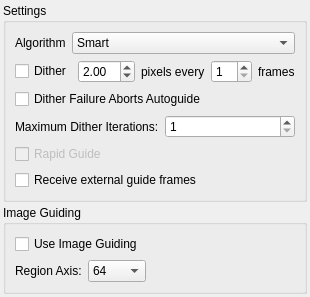
KDE/kstars, file kstars/ekos/guide/opsguide.ui: the form before one commit.
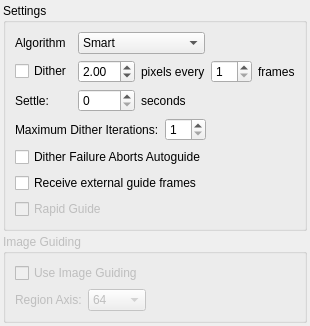
The form after the commit.

Commit message: Add support for post-dither settle period in seconds before resuming guiding and capture

```diff
--- a/kstars/ekos/guide/opsguide.ui
+++ b/kstars/ekos/guide/opsguide.ui
@@ -6,11 +6,11 @@
    <rect>
     <x>0</x>
     <y>0</y>
-    <width>304</width>
-    <height>274</height>
+    <width>297</width>
+    <height>296</height>
    </rect>
   </property>
-  <layout class="QVBoxLayout" name="verticalLayout_2">
+  <layout class="QVBoxLayout" name="verticalLayout">
    <property name="spacing">
     <number>3</number>
    </property>
@@ -31,53 +31,17 @@
      <property name="title">
       <string>Settings</string>
      </property>
-     <layout class="QHBoxLayout" name="horizontalLayout_6">
+     <layout class="QVBoxLayout" name="verticalLayout_2">
       <item>
-       <layout class="QVBoxLayout" name="verticalLayout_4">
-        <item>
-         <layout class="QHBoxLayout" name="horizontalLayout_3">
-          <item>
+       <layout class="QGridLayout" name="gridLayout">
+        <item row="0" column="0">
            <widget class="QLabel" name="l_19">
             <property name="text">
              <string>Algorithm</string>
             </property>
            </widget>
           </item>
-          <item>
-           <widget class="QComboBox" name="kcfg_GuideAlgorithm">
-            <property name="sizePolicy">
-             <sizepolicy hsizetype="MinimumExpanding" vsizetype="Fixed">
-              <horstretch>0</horstretch>
-              <verstretch>0</verstretch>
-             </sizepolicy>
-            </property>
-            <item>
-             <property name="text">
-              <string>Smart</string>
-             </property>
-            </item>
-            <item>
-             <property name="text">
-              <string>Fast</string>
-             </property>
-            </item>
-            <item>
-             <property name="text">
-              <string>Auto Threshold</string>
-             </property>
-            </item>
-            <item>
-             <property name="text">
-              <string>No Threshold</string>
-             </property>
-            </item>
-           </widget>
-          </item>
-         </layout>
-        </item>
-        <item>
-         <layout class="QHBoxLayout" name="horizontalLayout_4">
-          <item>
+        <item row="1" column="0">
            <widget class="QCheckBox" name="kcfg_DitherEnabled">
             <property name="toolTip">
              <string>Move locked guiding square location after frame capture</string>
@@ -87,7 +51,7 @@
             </property>
            </widget>
           </item>
-          <item>
+        <item row="1" column="1">
            <widget class="QDoubleSpinBox" name="kcfg_DitherPixels">
             <property name="toolTip">
              <string>Number of pixels to move the guiding square in a random direction.</string>
@@ -106,14 +70,14 @@
             </property>
            </widget>
           </item>
-          <item>
+        <item row="1" column="2">
            <widget class="QLabel" name="l_22">
             <property name="text">
              <string>pixels every</string>
             </property>
            </widget>
           </item>
-          <item>
+        <item row="1" column="3">
            <widget class="QSpinBox" name="kcfg_DitherFrames">
             <property name="toolTip">
              <string>Dither after this many captured frames in the CCD module</string>
@@ -123,27 +87,71 @@
             </property>
            </widget>
           </item>
-          <item>
+        <item row="1" column="4">
            <widget class="QLabel" name="label">
             <property name="text">
              <string>frames</string>
             </property>
            </widget>
           </item>
+        <item row="2" column="0">
+         <widget class="QLabel" name="label_4">
+          <property name="toolTip">
+           <string>After dither is successful, wait for this many seconds before proceeding.</string>
+          </property>
+          <property name="text">
+           <string>Settle:</string>
+          </property>
+         </widget>
+        </item>
+        <item row="2" column="1">
+         <widget class="QSpinBox" name="kcfg_DitherSettle">
+          <property name="toolTip">
+           <string>After dither is successful, wait for this many seconds before proceeding.</string>
+          </property>
+         </widget>
+        </item>
+        <item row="2" column="2">
+         <widget class="QLabel" name="label_5">
+          <property name="text">
+           <string>seconds</string>
+          </property>
+         </widget>
+        </item>
+        <item row="0" column="1" colspan="2">
+         <widget class="QComboBox" name="kcfg_GuideAlgorithm">
+          <property name="sizePolicy">
+           <sizepolicy hsizetype="MinimumExpanding" vsizetype="Fixed">
+            <horstretch>0</horstretch>
+            <verstretch>0</verstretch>
+           </sizepolicy>
+          </property>
+          <item>
+           <property name="text">
+            <string>Smart</string>
+           </property>
+          </item>
+          <item>
+           <property name="text">
+            <string>Fast</string>
+           </property>
+          </item>
+          <item>
+           <property name="text">
+            <string>Auto Threshold</string>
+           </property>
+          </item>
+          <item>
+           <property name="text">
+            <string>No Threshold</string>
+           </property>
+          </item>
+         </widget>
+        </item>
          </layout>
         </item>
         <item>
-         <widget class="QCheckBox" name="kcfg_DitherFailAbortsAutoGuide">
-          <property name="toolTip">
-           <string>&lt;html&gt;&lt;head/&gt;&lt;body&gt;&lt;p&gt;If checked, autoguiding is aborted when dithering fails. Otherwise, guiding resumes normally.&lt;/p&gt;&lt;/body&gt;&lt;/html&gt;</string>
-          </property>
-          <property name="text">
-           <string>Dither Failure Aborts Autoguide</string>
-          </property>
-         </widget>
-        </item>
-        <item>
-         <layout class="QHBoxLayout" name="horizontalLayout_5">
+       <layout class="QHBoxLayout" name="horizontalLayout">
           <item>
            <widget class="QLabel" name="label_3">
             <property name="toolTip">
@@ -167,15 +175,28 @@
             </property>
            </widget>
           </item>
+        <item>
+         <spacer name="horizontalSpacer">
+          <property name="orientation">
+           <enum>Qt::Horizontal</enum>
+          </property>
+          <property name="sizeHint" stdset="0">
+           <size>
+            <width>40</width>
+            <height>20</height>
+           </size>
+          </property>
+         </spacer>
+        </item>
          </layout>
         </item>
         <item>
-         <widget class="QCheckBox" name="kcfg_RapidGuideEnabled">
-          <property name="enabled">
-           <bool>false</bool>
+       <widget class="QCheckBox" name="kcfg_DitherFailAbortsAutoGuide">
+        <property name="toolTip">
+         <string>&lt;html&gt;&lt;head/&gt;&lt;body&gt;&lt;p&gt;If checked, autoguiding is aborted when dithering fails. Otherwise, guiding resumes normally.&lt;/p&gt;&lt;/body&gt;&lt;/html&gt;</string>
           </property>
           <property name="text">
-           <string>Rapid Guide</string>
+         <string>Dither Failure Aborts Autoguide</string>
           </property>
          </widget>
         </item>
@@ -192,26 +213,24 @@
           </property>
          </widget>
         </item>
-       </layout>
-      </item>
       <item>
-       <spacer name="horizontalSpacer">
-        <property name="orientation">
-         <enum>Qt::Horizontal</enum>
+       <widget class="QCheckBox" name="kcfg_RapidGuideEnabled">
+        <property name="enabled">
+         <bool>false</bool>
         </property>
-        <property name="sizeHint" stdset="0">
-         <size>
-          <width>28</width>
-          <height>20</height>
-         </size>
+        <property name="text">
+         <string>Rapid Guide</string>
         </property>
-       </spacer>
+       </widget>
       </item>
      </layout>
     </widget>
    </item>
    <item>
     <widget class="QGroupBox" name="groupBox_2">
+     <property name="enabled">
+      <bool>false</bool>
+     </property>
      <property name="title">
       <string>Image Guiding</string>
      </property>
```
Left out of the diff: 3 changed lines with no effect on the pictures. Lines whose indentation alone changed are shown as unchanged. The commit also changes 5 other files.
